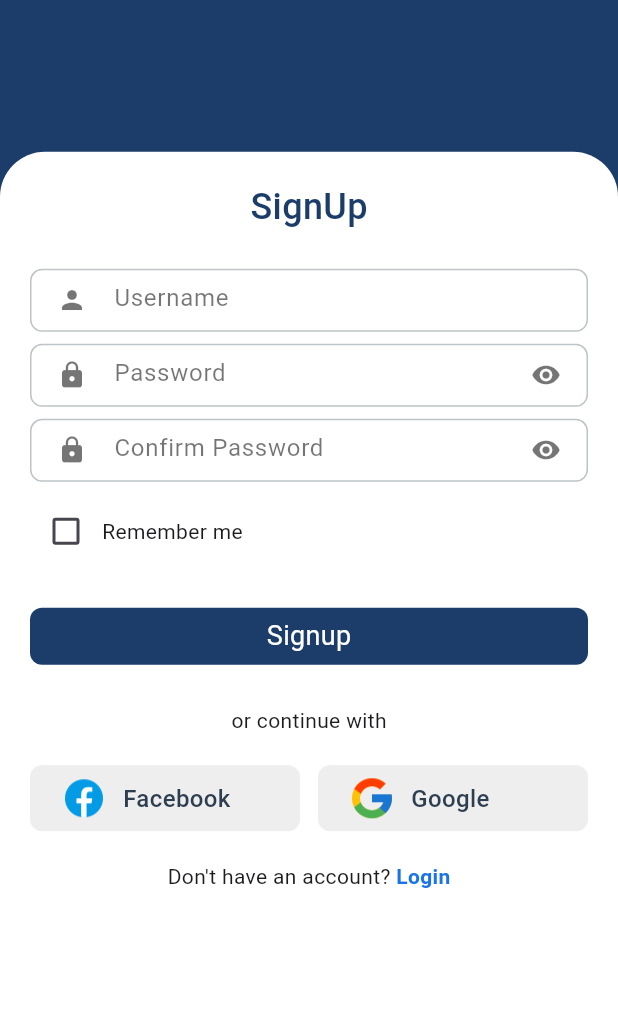
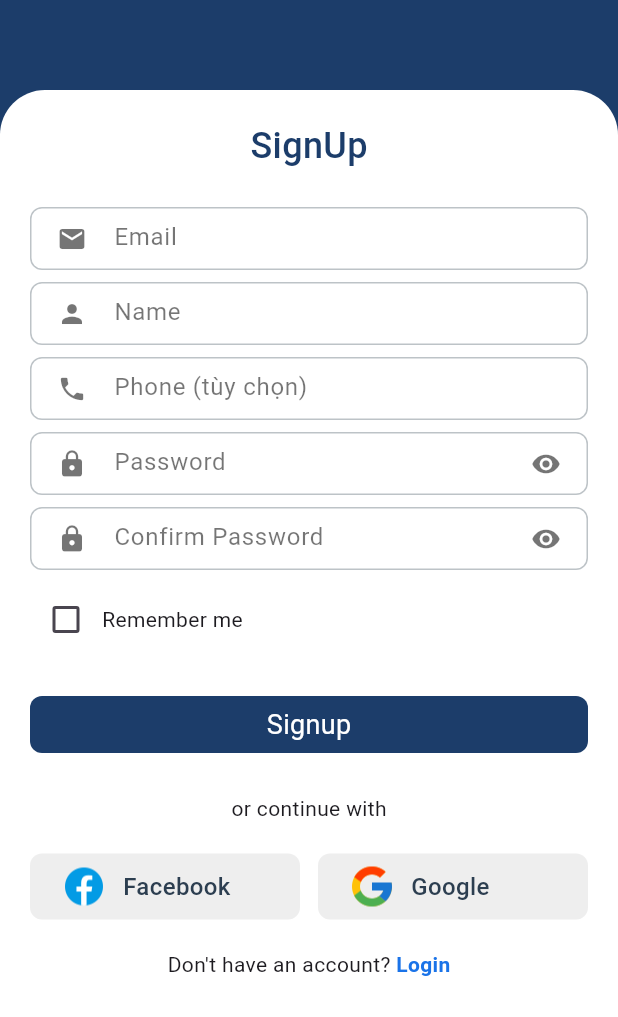
Before and after one commit to phandinhlong/callparts-app, a Flutter app: the SignUpScreen screen opened directly, on a phone screen of 412 x 824 dp, the part 219-1236 px from its top. Run offline on Flutter 3.47's test engine with Material 3 defaults, Android fonts, the phone set to English and light mode, and no system bars; our stand-ins replace dio, google_fonts, image_picker, table_calendar; accounts and stored records are empty.

Commit message:
hoàn thành chức năng đăng ký

```diff
--- a/lib/presentation/pages/authentication/signup_screen.dart
+++ b/lib/presentation/pages/authentication/signup_screen.dart
@@ -1,4 +1,5 @@
 import 'package:callparts/presentation/pages/home/home_page.dart';
+import 'package:callparts/service/auth/auth_services.dart';
 import 'package:flutter/material.dart';
 
 import 'package:callparts/core/constants/app_colors.dart';
@@ -17,21 +18,31 @@ class SignUpScreen extends StatefulWidget {
 
 class _SignUpScreenState extends State<SignUpScreen> {
   bool _rememberMe = false;
+  final TextEditingController _emailText = TextEditingController();
+  final TextEditingController _passwordText = TextEditingController();
+  final TextEditingController _confirmText = TextEditingController();
+  final TextEditingController _nameText = TextEditingController();
+  final TextEditingController _phoneText = TextEditingController();
+  late AuthService auth = AuthService();
+  String _errorMessage = '';
+  bool _isLoading = false;
 
   @override
   Widget build(BuildContext context) {
     return Scaffold(
-      body: Stack(
+      body: SingleChildScrollView(
+        child: Container(
+          height: MediaQuery.of(context).size.height,
+          width: MediaQuery.of(context).size.width,
+          child: Stack(
             children: [
-          // Background color with News Wave text and image
               Container(
                 width: double.infinity,
-            color: AppColors.buttonColor, // Replace with your specific color
+                color: AppColors.buttonColor,
                 child: const Column(
                   mainAxisAlignment: MainAxisAlignment.start,
                   children: [
-                SizedBox(height: 100), // Add some spacing from the top
-
+                    SizedBox(height: 100),
                     Text1(
                       text1: 'Auto Parts App',
                       color: Colors.white,
@@ -40,12 +51,11 @@ class _SignUpScreenState extends State<SignUpScreen> {
                   ],
                 ),
               ),
-          // Main content
               Positioned.fill(
                 child: Align(
                   alignment: Alignment.bottomCenter,
                   child: Container(
-                height: MediaQuery.of(context).size.height * 0.7,
+                    height: MediaQuery.of(context).size.height * 0.75,
                     decoration: const BoxDecoration(
                       color: Colors.white,
                       borderRadius: BorderRadius.only(
@@ -55,7 +65,6 @@ class _SignUpScreenState extends State<SignUpScreen> {
                     ),
                     child: Padding(
                       padding: const EdgeInsets.symmetric(horizontal: 20.0),
-                  child: SingleChildScrollView(
                       child: Column(
                         children: [
                           const SizedBox(height: 20),
@@ -64,20 +73,44 @@ class _SignUpScreenState extends State<SignUpScreen> {
                             size: 24,
                             color: AppColors.buttonColor,
                           ),
+                          if (_errorMessage.isNotEmpty)
+                            Padding(
+                              padding: const EdgeInsets.only(top: 8.0),
+                              child: Text(
+                                _errorMessage,
+                                style: const TextStyle(
+                                    color: Colors.red, fontSize: 14),
+                              ),
+                            ),
                           const SizedBox(height: 20),
-                        const CustomTextField(
-                          label: 'Username',
+                          CustomTextField(
+                            label: 'Email',
+                            icon: Icons.email,
+                            controller: _emailText,
+                          ),
+                          CustomTextField(
+                            label: 'Name',
                             icon: Icons.person,
+                            controller: _nameText,
                           ),
-                        const CustomTextField(
+                          CustomTextField(
+                            label: 'Phone (tùy chọn)',
+                            icon: Icons.phone,
+                            controller: _phoneText,
+                          ),
+                          CustomTextField(
                             label: 'Password',
                             icon: Icons.lock,
                             icon2: Icons.visibility,
+                            controller: _passwordText,
+                            obscureText: true,
                           ),
-                        const CustomTextField(
+                          CustomTextField(
                             label: 'Confirm Password',
                             icon: Icons.lock,
                             icon2: Icons.visibility,
+                            controller: _confirmText,
+                            obscureText: true,
                           ),
                           const SizedBox(height: 5),
                           Row(
@@ -100,14 +133,52 @@ class _SignUpScreenState extends State<SignUpScreen> {
                             ],
                           ),
                           const SizedBox(height: 20),
-                        CustomButton(
+                          _isLoading
+                              ? const CircularProgressIndicator()
+                              : CustomButton(
                               text: 'Signup',
-                            onTap: () {
+                              onTap: () async {
+                                setState(() {
+                                  _isLoading = true;
+                                  _errorMessage = '';
+                                });
+                                try {
+                                  bool success = await auth.register(
+                                    email: _emailText.text,
+                                    password: _passwordText.text,
+                                    repass: _confirmText.text,
+                                    name: _nameText.text,
+                                    phone: _phoneText.text,
+                                  );
+                                  if (success) {
+                                    ScaffoldMessenger.of(context)
+                                        .showSnackBar(
+                                      const SnackBar(
+                                        content: Text(
+                                            'Đăng ký thành công. Vui lòng kiểm tra email để kích hoạt tài khoản.'),
+                                        backgroundColor: Colors.green,
+                                      ),
+                                    );
                                     Navigator.push(
                                       context,
                                       MaterialPageRoute(
-                                    builder: (context) => HomePage()),
+                                          builder: (context) =>
+                                          const LoginScreen()),
                                     );
+                                  } else {
+                                    setState(() {
+                                      _errorMessage = auth.message_error;
+                                    });
+                                  }
+                                } catch (e) {
+                                  setState(() {
+                                    _errorMessage = auth.message_error;
+                                  });
+                                } finally {
+                                  setState(() {
+                                    _isLoading = false;
+                                  });
+                                }
                               }),
                           const SizedBox(height: 20),
                           const Text('or continue with'),
@@ -134,13 +205,34 @@ class _SignUpScreenState extends State<SignUpScreen> {
                               const Text("Don't have an account? "),
                               GestureDetector(
                                 onTap: () {
-                                Navigator.push(
-                                  context,
-                                  MaterialPageRoute(
-                                      builder: (context) =>
-                                          const LoginScreen()),
+                                  Navigator.of(context).push(
+                                    PageRouteBuilder(
+                                      transitionDuration:
+                                      const Duration(milliseconds: 300),
+                                      pageBuilder: (context, animation,
+                                          secondaryAnimation) =>
+                                      const LoginScreen(),
+                                      transitionsBuilder: (context, animation,
+                                          secondaryAnimation, child) {
+                                        const beginOffset = Offset(-1.0, 0.0);
+                                        const endOffset = Offset.zero;
+                                        var tween = Tween(
+                                            begin: beginOffset,
+                                            end: endOffset)
+                                            .chain(CurveTween(
+                                            curve: Curves.easeInOut));
+                                        var fadeTween =
+                                        Tween<double>(begin: 0.0, end: 1.0);
+                                        return SlideTransition(
+                                          position: animation.drive(tween),
+                                          child: FadeTransition(
+                                            opacity: animation.drive(fadeTween),
+                                            child: child,
+                                          ),
                                         );
-                                // Navigate to signup screen
+                                      },
+                                    ),
+                                  );
                                 },
                                 child: const Text(
                                   'Login',
@@ -159,9 +251,10 @@ class _SignUpScreenState extends State<SignUpScreen> {
                     ),
                   ),
                 ),
+              )
+            ],
           ),
         ),
-        ],
       ),
     );
   }
```
Lines whose indentation alone changed are shown as unchanged.
